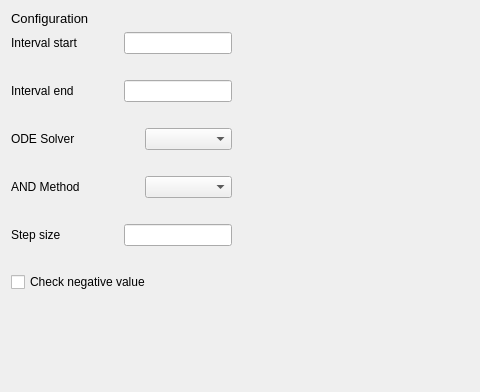
Before: the Qt Designer form reconfigurablePetri/simulation/plot.ui in linyo2020/scut-srp-rpn, drawn with Qt 5; both pictures show x 0 to 480 and y 0 to 392 of the 1500 by 800 pixel window.
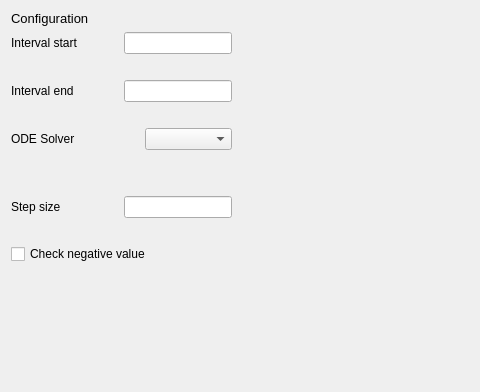
After: the same form once the commit is applied. Custom widgets are drawn as their Qt base class.

Commit message:
删除仿真页面的AND Method选项框
删除仿真页面的AND Method选项框

Diff of the .ui file:
```diff
--- a/reconfigurablePetri/simulation/plot.ui
+++ b/reconfigurablePetri/simulation/plot.ui
@@ -233,36 +233,6 @@
            </property>
           </spacer>
          </item>
-         <item>
-          <layout class="QHBoxLayout" name="horizontalLayout_9">
-           <item>
-            <widget class="QLabel" name="Method">
-             <property name="text">
-              <string>AND Method</string>
-             </property>
-            </widget>
-           </item>
-           <item>
-            <spacer name="horizontalSpacer_5">
-             <property name="orientation">
-              <enum>Qt::Horizontal</enum>
-             </property>
-             <property name="sizeType">
-              <enum>QSizePolicy::Preferred</enum>
-             </property>
-             <property name="sizeHint" stdset="0">
-              <size>
-               <width>40</width>
-               <height>20</height>
-              </size>
-             </property>
-            </spacer>
-           </item>
-           <item>
-            <widget class="QComboBox" name="comboBox_3"/>
-           </item>
-          </layout>
-         </item>
          <item>
           <spacer name="verticalSpacer_5">
            <property name="orientation">
```
The commit also changes 3 other files.
